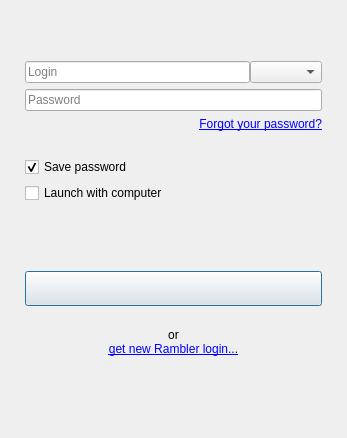
silvansky/Contacts, file src/plugins/optionsmanager/logindialog.ui: the form before one commit.
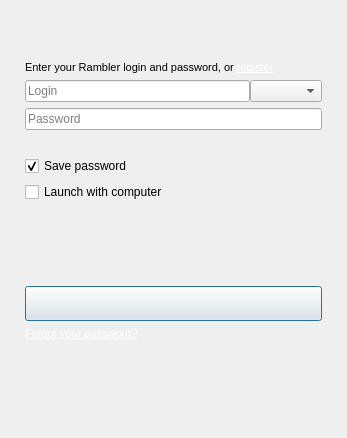
The form after the commit.

The edit to the form file:
```diff
--- a/src/plugins/optionsmanager/logindialog.ui
+++ b/src/plugins/optionsmanager/logindialog.ui
@@ -65,6 +65,57 @@
         </item>
        </layout>
       </item>
+      <item>
+       <widget class="QLabel" name="lblRegister">
+        <property name="palette">
+         <palette>
+          <active>
+           <colorrole role="Link">
+            <brush brushstyle="SolidPattern">
+             <color alpha="255">
+              <red>255</red>
+              <green>255</green>
+              <blue>255</blue>
+             </color>
+            </brush>
+           </colorrole>
+          </active>
+          <inactive>
+           <colorrole role="Link">
+            <brush brushstyle="SolidPattern">
+             <color alpha="255">
+              <red>255</red>
+              <green>255</green>
+              <blue>255</blue>
+             </color>
+            </brush>
+           </colorrole>
+          </inactive>
+          <disabled>
+           <colorrole role="Link">
+            <brush brushstyle="SolidPattern">
+             <color alpha="255">
+              <red>255</red>
+              <green>255</green>
+              <blue>255</blue>
+             </color>
+            </brush>
+           </colorrole>
+          </disabled>
+         </palette>
+        </property>
+        <property name="text">
+         <string>&lt;!DOCTYPE HTML PUBLIC &quot;-//W3C//DTD HTML 4.0//EN&quot; &quot;http://www.w3.org/TR/REC-html40/strict.dtd&quot;&gt;
+&lt;html&gt;&lt;head&gt;&lt;meta name=&quot;qrichtext&quot; content=&quot;1&quot; /&gt;&lt;style type=&quot;text/css&quot;&gt;
+p, li { white-space: pre-wrap; }
+&lt;/style&gt;&lt;/head&gt;&lt;body style=&quot; font-family:'MS Shell Dlg 2'; font-size:8.25pt; font-weight:400; font-style:normal;&quot;&gt;
+&lt;p style=&quot; margin-top:0px; margin-bottom:0px; margin-left:0px; margin-right:0px; -qt-block-indent:0; text-indent:0px;&quot;&gt;&lt;span style=&quot; font-size:8pt;&quot;&gt;Enter your Rambler login and password, or &lt;/span&gt;&lt;a href=&quot;http://id.rambler.ru/script/newuser.cgi&quot;&gt;&lt;span style=&quot; font-size:8pt; text-decoration: underline; color:#ffffff;&quot;&gt;register&lt;/span&gt;&lt;/a&gt;&lt;/p&gt;&lt;/body&gt;&lt;/html&gt;</string>
+        </property>
+        <property name="wordWrap">
+         <bool>true</bool>
+        </property>
+       </widget>
+      </item>
       <item>
        <widget class="QFrame" name="frmLogin">
         <layout class="QHBoxLayout" name="horizontalLayout">
@@ -125,16 +176,6 @@
         </layout>
        </widget>
       </item>
-      <item>
-       <widget class="QLabel" name="lblForgotPassword">
-        <property name="text">
-         <string>&lt;a href=&quot;http://id.rambler.ru/script/reminder.cgi&quot;&gt;Forgot your password?&lt;/a&gt;</string>
-        </property>
-        <property name="alignment">
-         <set>Qt::AlignRight|Qt::AlignTrailing|Qt::AlignVCenter</set>
-        </property>
-       </widget>
-      </item>
       <item>
        <widget class="QLabel" name="lblXmppError">
         <property name="palette">
@@ -234,6 +275,17 @@
         </property>
        </widget>
       </item>
+      <item>
+       <widget class="QLabel" name="lblForgotPassword">
+        <property name="text">
+         <string>&lt;!DOCTYPE HTML PUBLIC &quot;-//W3C//DTD HTML 4.0//EN&quot; &quot;http://www.w3.org/TR/REC-html40/strict.dtd&quot;&gt;
+&lt;html&gt;&lt;head&gt;&lt;meta name=&quot;qrichtext&quot; content=&quot;1&quot; /&gt;&lt;style type=&quot;text/css&quot;&gt;
+p, li { white-space: pre-wrap; }
+&lt;/style&gt;&lt;/head&gt;&lt;body style=&quot; font-family:'MS Shell Dlg 2'; font-size:8.25pt; font-weight:400; font-style:normal;&quot;&gt;
+&lt;p style=&quot; margin-top:0px; margin-bottom:0px; margin-left:0px; margin-right:0px; -qt-block-indent:0; text-indent:0px;&quot;&gt;&lt;a href=&quot;http://id.rambler.ru/script/reminder.cgi&quot;&gt;&lt;span style=&quot; text-decoration: underline; color:#ffffff;&quot;&gt;Forgot your password?&lt;/span&gt;&lt;/a&gt;&lt;/p&gt;&lt;/body&gt;&lt;/html&gt;</string>
+        </property>
+       </widget>
+      </item>
       <item>
        <spacer name="verticalSpacer_2">
         <property name="orientation">
@@ -250,19 +302,6 @@
         </property>
        </spacer>
       </item>
-      <item>
-       <widget class="QLabel" name="lblRegister">
-        <property name="text">
-         <string>or&lt;br&gt;&lt;a href=&quot;http://id.rambler.ru/script/newuser.cgi&quot;&gt;get new Rambler login...&lt;/a&gt;</string>
-        </property>
-        <property name="alignment">
-         <set>Qt::AlignCenter</set>
-        </property>
-        <property name="wordWrap">
-         <bool>true</bool>
-        </property>
-       </widget>
-      </item>
       <item>
        <widget class="QLabel" name="lblConnectError">
         <property name="palette">
```
